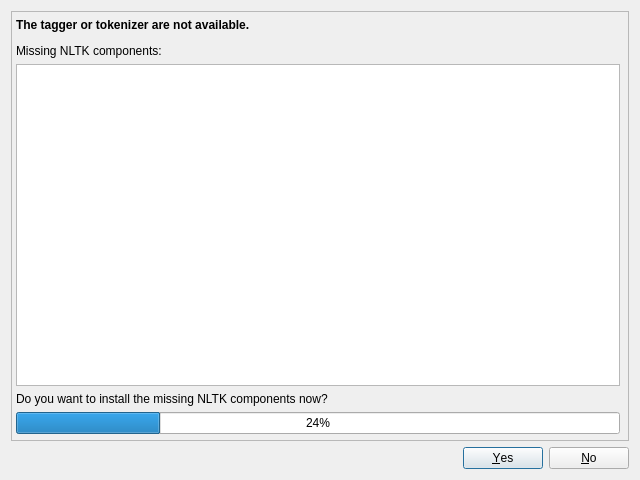
Old version of the form coquery/gui/ui/nltkDatafiles.ui in the repository gkunter/coquery.
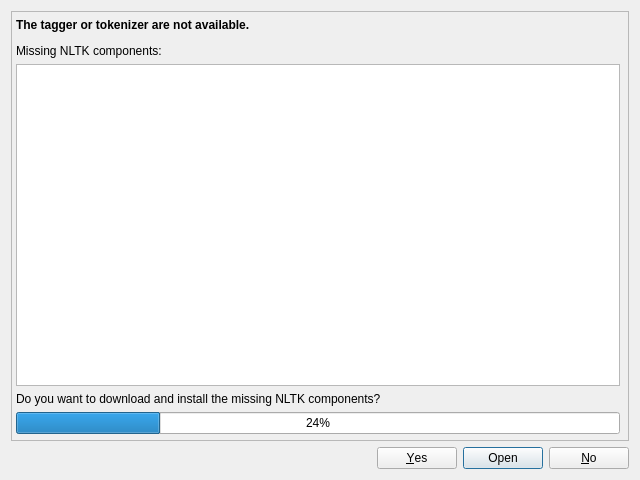
New version of the form.

Commit message: Add option to install NLTK files from a directory

The edit to the form file:
```diff
--- a/coquery/gui/ui/nltkDatafiles.ui
+++ b/coquery/gui/ui/nltkDatafiles.ui
@@ -70,7 +70,7 @@
          </sizepolicy>
         </property>
         <property name="text">
-         <string>&lt;html&gt;&lt;head/&gt;&lt;body&gt;&lt;p&gt;Do you want to install the missing NLTK components now?&lt;/p&gt;&lt;/body&gt;&lt;/html&gt;</string>
+         <string>&lt;html&gt;&lt;head/&gt;&lt;body&gt;&lt;p&gt;Do you want to download and install the missing NLTK components?&lt;/p&gt;&lt;/body&gt;&lt;/html&gt;</string>
         </property>
         <property name="wordWrap">
          <bool>true</bool>
@@ -93,7 +93,7 @@
       <enum>Qt::Horizontal</enum>
      </property>
      <property name="standardButtons">
-      <set>QDialogButtonBox::No|QDialogButtonBox::Yes</set>
+      <set>QDialogButtonBox::No|QDialogButtonBox::Open|QDialogButtonBox::Yes</set>
      </property>
     </widget>
    </item>
```
The commit also changes 2 other files.
